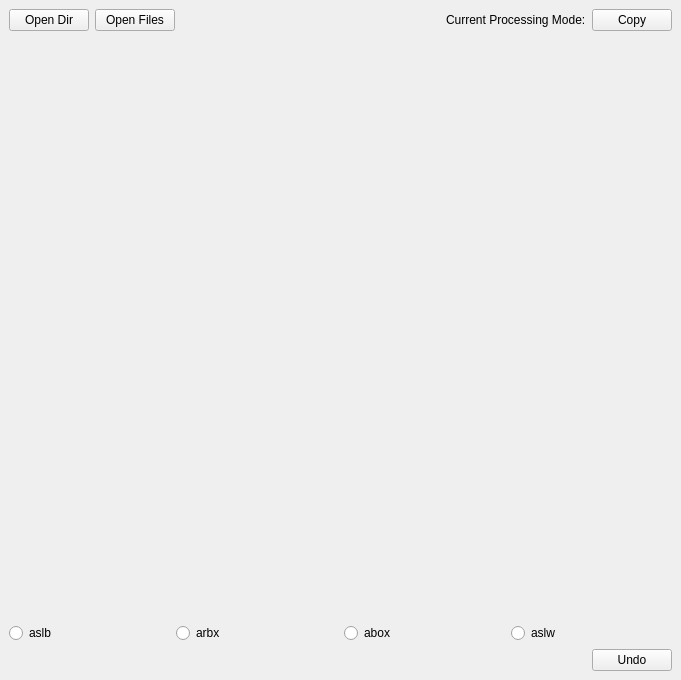
Before: the Qt Designer form ui/main.ui in wowfun/image-annotator, drawn with Qt 5.
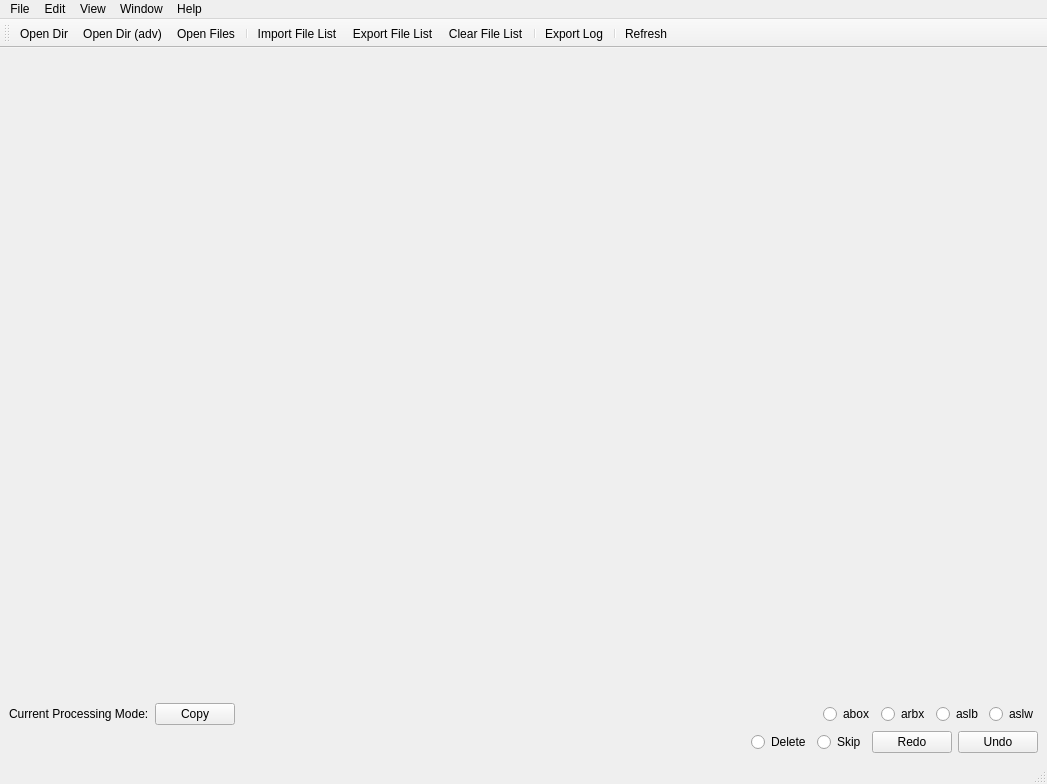
After: the same form once the commit is applied.

Patch:
```diff
--- a/ui/main.ui
+++ b/ui/main.ui
@@ -6,67 +6,15 @@
    <rect>
     <x>0</x>
     <y>0</y>
-    <width>681</width>
-    <height>680</height>
+    <width>1047</width>
+    <height>784</height>
    </rect>
   </property>
   <property name="windowTitle">
    <string>MainWindow</string>
   </property>
   <widget class="QWidget" name="centralwidget">
-   <layout class="QVBoxLayout" name="verticalLayout" stretch="1,1,10,1,1">
-    <item>
-     <layout class="QHBoxLayout" name="horizontalLayout_3" stretch="1,1,6,1,1">
-      <item>
-       <widget class="QPushButton" name="open_dir_btn">
-        <property name="text">
-         <string>Open Dir</string>
-        </property>
-       </widget>
-      </item>
-      <item>
-       <widget class="QPushButton" name="open_files_btn">
-        <property name="text">
-         <string>Open Files</string>
-        </property>
-       </widget>
-      </item>
-      <item>
-       <spacer name="horizontalSpacer">
-        <property name="orientation">
-         <enum>Qt::Horizontal</enum>
-        </property>
-        <property name="sizeHint" stdset="0">
-         <size>
-          <width>40</width>
-          <height>20</height>
-         </size>
-        </property>
-       </spacer>
-      </item>
-      <item>
-       <widget class="QLabel" name="mode_label">
-        <property name="text">
-         <string>Current Processing Mode:</string>
-        </property>
-       </widget>
-      </item>
-      <item>
-       <widget class="QPushButton" name="processing_mode_btn">
-        <property name="text">
-         <string>Copy</string>
-        </property>
-       </widget>
-      </item>
-     </layout>
-    </item>
-    <item>
-     <widget class="QLabel" name="fd_info_label">
-      <property name="text">
-       <string/>
-      </property>
-     </widget>
-    </item>
+   <layout class="QVBoxLayout" name="verticalLayout" stretch="10,1,1">
     <item>
      <widget class="QLabel" name="img_show_label">
       <property name="sizePolicy">
@@ -84,11 +32,38 @@
      </widget>
     </item>
     <item>
-     <layout class="QHBoxLayout" name="horizontalLayout_2">
+     <layout class="QHBoxLayout" name="horizontalLayout_2" stretch="1,1,8,0,0,0,0">
+      <item>
+       <widget class="QLabel" name="mode_label">
+        <property name="text">
+         <string>Current Processing Mode:</string>
+        </property>
+       </widget>
+      </item>
+      <item>
+       <widget class="QPushButton" name="processing_mode_btn">
+        <property name="text">
+         <string>Copy</string>
+        </property>
+       </widget>
+      </item>
+      <item>
+       <spacer name="horizontalSpacer_3">
+        <property name="orientation">
+         <enum>Qt::Horizontal</enum>
+        </property>
+        <property name="sizeHint" stdset="0">
+         <size>
+          <width>40</width>
+          <height>20</height>
+         </size>
+        </property>
+       </spacer>
+      </item>
       <item>
        <widget class="QRadioButton" name="type3_btn">
         <property name="text">
-         <string>aslb</string>
+         <string>abox</string>
         </property>
         <property name="checkable">
          <bool>true</bool>
@@ -114,7 +89,7 @@
       <item>
        <widget class="QRadioButton" name="type1_btn">
         <property name="text">
-         <string>abox</string>
+         <string>aslb</string>
         </property>
         <attribute name="buttonGroup">
          <string notr="true">type_btn_group</string>
@@ -134,7 +109,7 @@
      </layout>
     </item>
     <item>
-     <layout class="QHBoxLayout" name="horizontalLayout" stretch="8,1,1">
+     <layout class="QHBoxLayout" name="horizontalLayout" stretch="9,1,0,0,0,0">
       <item>
        <widget class="QLabel" name="processed_info_label">
         <property name="text">
@@ -155,6 +130,33 @@
         </property>
        </spacer>
       </item>
+      <item>
+       <widget class="QRadioButton" name="delete_btn">
+        <property name="text">
+         <string>Delete</string>
+        </property>
+        <attribute name="buttonGroup">
+         <string notr="true">type_btn_group</string>
+        </attribute>
+       </widget>
+      </item>
+      <item>
+       <widget class="QRadioButton" name="skip_btn">
+        <property name="text">
+         <string>Skip</string>
+        </property>
+        <attribute name="buttonGroup">
+         <string notr="true">type_btn_group</string>
+        </attribute>
+       </widget>
+      </item>
+      <item>
+       <widget class="QPushButton" name="redo_btn">
+        <property name="text">
+         <string>Redo</string>
+        </property>
+       </widget>
+      </item>
       <item>
        <widget class="QPushButton" name="undo_btn">
         <property name="text">
@@ -166,6 +168,164 @@
     </item>
    </layout>
   </widget>
+  <widget class="QMenuBar" name="menu_bar">
+   <property name="geometry">
+    <rect>
+     <x>0</x>
+     <y>0</y>
+     <width>1047</width>
+     <height>22</height>
+    </rect>
+   </property>
+   <widget class="QMenu" name="file_menu">
+    <property name="title">
+     <string>File</string>
+    </property>
+    <addaction name="open_dir_act"/>
+    <addaction name="open_dir_adv_act"/>
+    <addaction name="open_files_act"/>
+    <addaction name="separator"/>
+    <addaction name="import_file_list_act"/>
+    <addaction name="export_file_list_act"/>
+    <addaction name="clear_file_list_act"/>
+    <addaction name="separator"/>
+    <addaction name="export_log_act"/>
+   </widget>
+   <widget class="QMenu" name="edit_menu">
+    <property name="title">
+     <string>Edit</string>
+    </property>
+    <addaction name="undo_act"/>
+    <addaction name="redo_act"/>
+    <addaction name="separator"/>
+    <addaction name="skip_act"/>
+    <addaction name="delete_act"/>
+    <addaction name="separator"/>
+    <addaction name="add_tag_act"/>
+    <addaction name="remove_tag_act"/>
+    <addaction name="rename_tag_act"/>
+    <addaction name="separator"/>
+   </widget>
+   <widget class="QMenu" name="view_menu">
+    <property name="title">
+     <string>View</string>
+    </property>
+    <addaction name="refresh_act"/>
+   </widget>
+   <widget class="QMenu" name="window_menu">
+    <property name="title">
+     <string>Window</string>
+    </property>
+   </widget>
+   <widget class="QMenu" name="help_menu">
+    <property name="title">
+     <string>Help</string>
+    </property>
+   </widget>
+   <addaction name="file_menu"/>
+   <addaction name="edit_menu"/>
+   <addaction name="view_menu"/>
+   <addaction name="window_menu"/>
+   <addaction name="help_menu"/>
+  </widget>
+  <widget class="QToolBar" name="tool_bar">
+   <property name="windowTitle">
+    <string>toolBar</string>
+   </property>
+   <attribute name="toolBarArea">
+    <enum>TopToolBarArea</enum>
+   </attribute>
+   <attribute name="toolBarBreak">
+    <bool>false</bool>
+   </attribute>
+   <addaction name="open_dir_act"/>
+   <addaction name="open_dir_adv_act"/>
+   <addaction name="open_files_act"/>
+   <addaction name="separator"/>
+   <addaction name="import_file_list_act"/>
+   <addaction name="export_file_list_act"/>
+   <addaction name="clear_file_list_act"/>
+   <addaction name="separator"/>
+   <addaction name="export_log_act"/>
+   <addaction name="separator"/>
+   <addaction name="refresh_act"/>
+  </widget>
+  <widget class="QStatusBar" name="status_bar"/>
+  <action name="open_dir_act">
+   <property name="text">
+    <string>Open Dir</string>
+   </property>
+  </action>
+  <action name="open_dir_adv_act">
+   <property name="text">
+    <string>Open Dir (adv)</string>
+   </property>
+  </action>
+  <action name="open_files_act">
+   <property name="text">
+    <string>Open Files</string>
+   </property>
+  </action>
+  <action name="import_file_list_act">
+   <property name="text">
+    <string>Import File List</string>
+   </property>
+  </action>
+  <action name="export_file_list_act">
+   <property name="text">
+    <string>Export File List</string>
+   </property>
+  </action>
+  <action name="clear_file_list_act">
+   <property name="text">
+    <string>Clear File List</string>
+   </property>
+  </action>
+  <action name="refresh_act">
+   <property name="text">
+    <string>Refresh</string>
+   </property>
+  </action>
+  <action name="undo_act">
+   <property name="text">
+    <string>Undo</string>
+   </property>
+  </action>
+  <action name="redo_act">
+   <property name="text">
+    <string>Redo</string>
+   </property>
+  </action>
+  <action name="add_tag_act">
+   <property name="text">
+    <string>Add Tag</string>
+   </property>
+  </action>
+  <action name="remove_tag_act">
+   <property name="text">
+    <string>Remove Tag</string>
+   </property>
+  </action>
+  <action name="rename_tag_act">
+   <property name="text">
+    <string>Rename Tag</string>
+   </property>
+  </action>
+  <action name="export_log_act">
+   <property name="text">
+    <string>Export Log</string>
+   </property>
+  </action>
+  <action name="delete_act">
+   <property name="text">
+    <string>Delete</string>
+   </property>
+  </action>
+  <action name="skip_act">
+   <property name="text">
+    <string>Skip</string>
+   </property>
+  </action>
  </widget>
  <resources/>
  <connections/>
```
